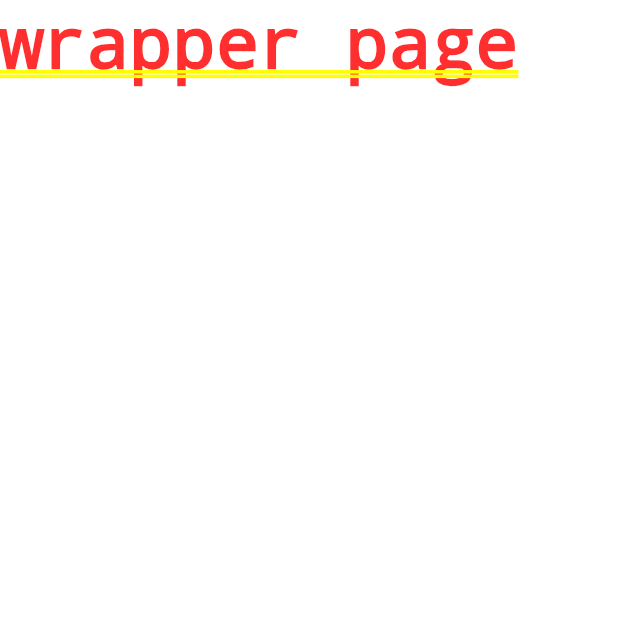
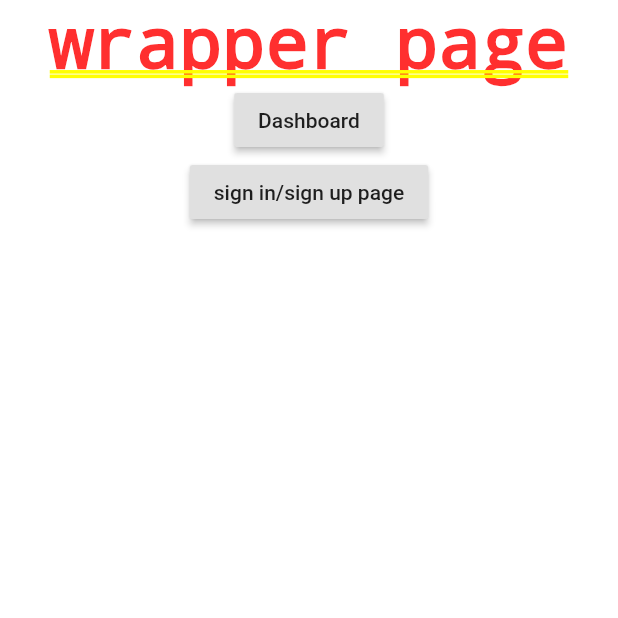
Before and after one commit to aryansolanki/autobuddy_asd_app, a Flutter app: the screen it shows after launch, after a tap on "Autism", on a phone screen of 412 x 824 dp, the top half of it. Run offline on Flutter 3.47's test engine with Material 2 defaults, Android fonts, the phone set to English and light mode, and no system bars; our stand-ins replace flutter_spinkit.

Commit message:
sig up/sign in page ready

```diff
--- a/autobuddy_asd/autobuddy_asd_app/lib/auth/wrapper.dart
+++ b/autobuddy_asd/autobuddy_asd_app/lib/auth/wrapper.dart
@@ -1,4 +1,5 @@
 import 'package:flutter/material.dart';
+import 'package:autobuddy_asd_app/screen/option2.dart';
 
 class wrapper extends StatefulWidget {
   const wrapper({Key? key}) : super(key: key);
@@ -11,7 +12,24 @@ class _wrapperState extends State<wrapper> {
   @override
   Widget build(BuildContext context) {
     return Container(
-      child: Text('wrapper page'),
+      child: Column(
+        children: [
+          Text('wrapper page'),
+          RaisedButton(
+            onPressed: () {},
+            child: Text("Dashboard"),
+          ),
+          RaisedButton(
+            onPressed: () {
+              Navigator.of(context).pushNamed("/option2");
+            },
+            child: Text("sign in/sign up page"),
+          )
+        ],
+      ),
+      //this page will not be visible when ready just it will work in background
+      //Remove entire column widget when page ready
+      //Place where check if logged in or out if in go to dashboard if not go to sign in signup page
     );
   }
 }
--- a/autobuddy_asd/autobuddy_asd_app/lib/main.dart
+++ b/autobuddy_asd/autobuddy_asd_app/lib/main.dart
@@ -1,8 +1,10 @@
+import 'package:autobuddy_asd_app/screen/option2.dart';
 import 'package:flutter/material.dart';
 
 import 'package:autobuddy_asd_app/screen/loading.dart';
 import 'package:autobuddy_asd_app/screen/option.dart';
 import 'package:autobuddy_asd_app/auth/wrapper.dart';
+import 'package:autobuddy_asd_app/screen/option2.dart';
 
 import 'package:flutter/services.dart'; //to colour status bar
 import 'package:autobuddy_asd_app/colour.dart';
@@ -29,6 +31,7 @@ class MyApp extends StatelessWidget {
           '/': (context) => loading(),
           '/option': (context) => option(),
           '/wrapper': (context) => wrapper(),
+          '/option2': (context) => option2(),
         });
   }
 }
```
Also changed, not shown: autobuddy_asd/autobuddy_asd_app/lib/screen/option2.dart (added, +73 -0 lines).
